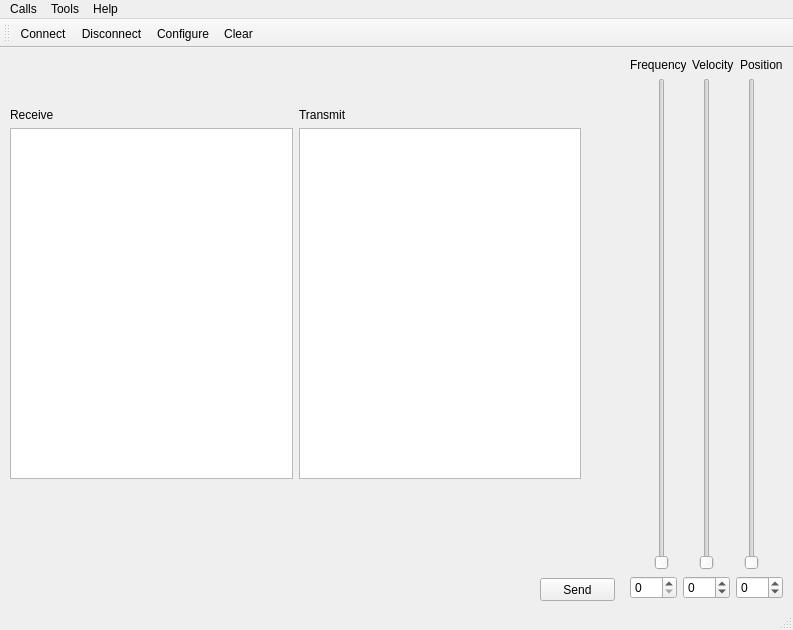
Before: the Qt Designer form mainwindow.ui in RunoVj/Terminal, drawn with Qt 5.
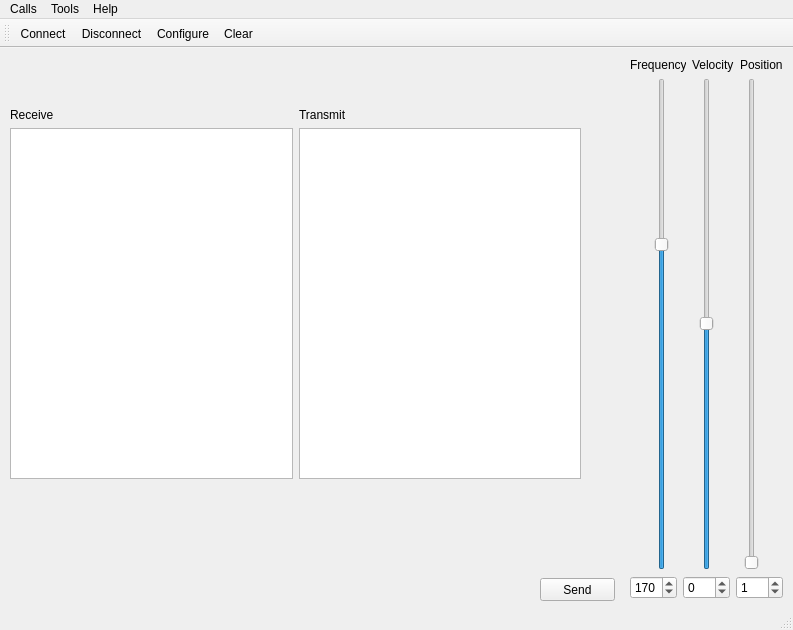
After: the same form once the commit is applied. Icons and pictures are not drawn.

Commit message: Upgraded sliders

The edit to the form file:
```diff
--- a/mainwindow.ui
+++ b/mainwindow.ui
@@ -69,6 +69,12 @@
          <property name="maximum">
           <number>255</number>
          </property>
+         <property name="pageStep">
+          <number>1</number>
+         </property>
+         <property name="sliderPosition">
+          <number>170</number>
+         </property>
          <property name="orientation">
           <enum>Qt::Vertical</enum>
          </property>
@@ -79,6 +85,12 @@
          <property name="maximum">
           <number>255</number>
          </property>
+         <property name="pageStep">
+          <number>1</number>
+         </property>
+         <property name="sliderPosition">
+          <number>128</number>
+         </property>
          <property name="orientation">
           <enum>Qt::Vertical</enum>
          </property>
@@ -118,6 +130,9 @@
          <property name="maximum">
           <number>255</number>
          </property>
+         <property name="value">
+          <number>170</number>
+         </property>
         </widget>
        </item>
        <item>
@@ -138,13 +153,16 @@
          <property name="maximum">
           <number>128</number>
          </property>
+         <property name="value">
+          <number>1</number>
+         </property>
         </widget>
        </item>
       </layout>
      </item>
     </layout>
    </widget>
-   <widget class="QWidget" name="">
+   <widget class="QWidget" name="layoutWidget">
     <property name="geometry">
      <rect>
       <x>10</x>
```
